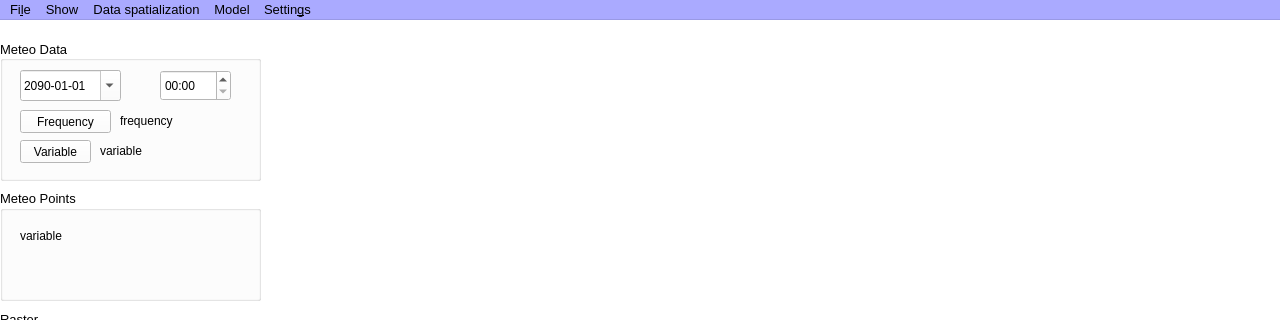
Old version of the form bin/CRITERIA3D/mainwindow.ui in the repository gaowudao/CRITERIA3D; both pictures show x 0 to 1280 and y 0 to 320 of the 1280 by 720 pixel window.
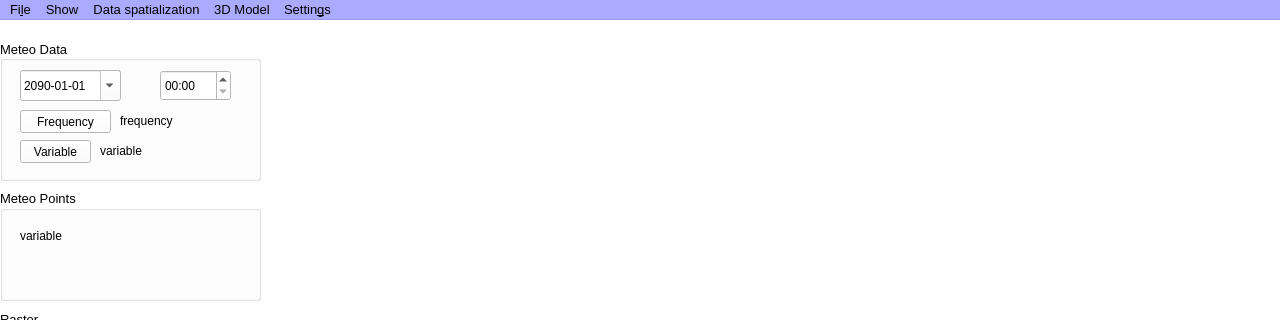
New version of the form.

Patch:
```diff
--- a/bin/CRITERIA3D/mainwindow.ui
+++ b/bin/CRITERIA3D/mainwindow.ui
@@ -2122,7 +2122,7 @@
      <x>0</x>
      <y>0</y>
      <width>1280</width>
-     <height>21</height>
+     <height>26</height>
     </rect>
    </property>
    <property name="palette">
@@ -2623,7 +2623,7 @@
    </widget>
    <widget class="QMenu" name="menuCriteria3D">
     <property name="title">
-     <string>Model</string>
+     <string>3D Model</string>
     </property>
     <addaction name="actionCriteria3D_Initialize"/>
     <addaction name="actionCriteria3D_settings"/>
```
Left out of the diff: 2 changed lines with no effect on the pictures.
